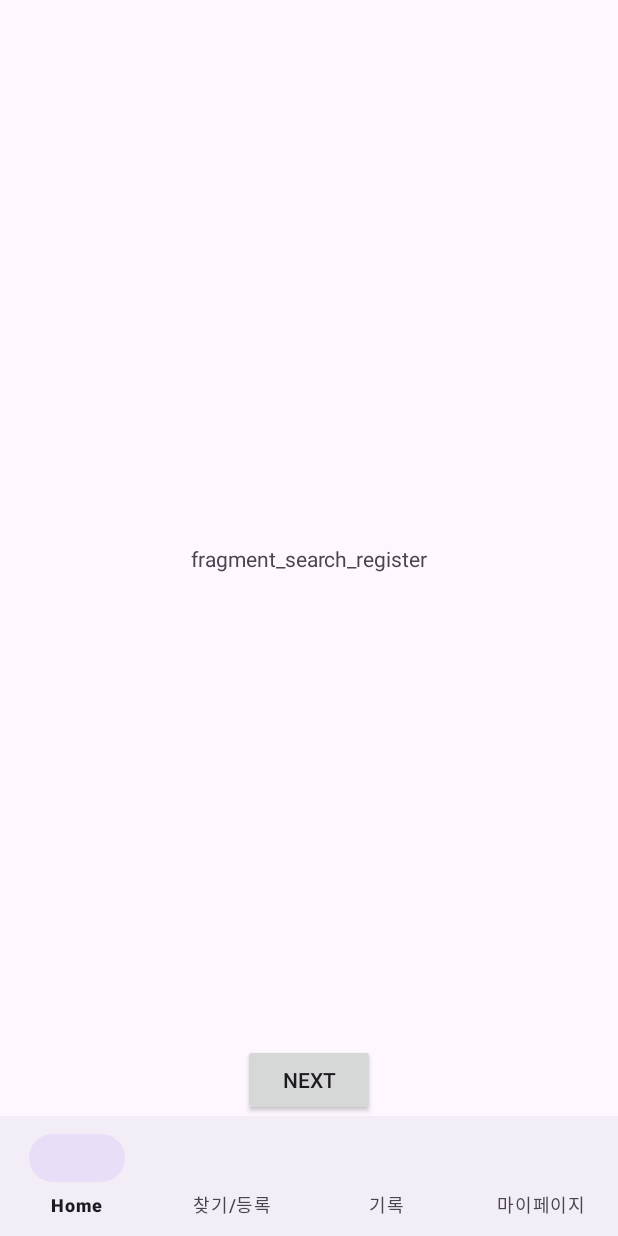
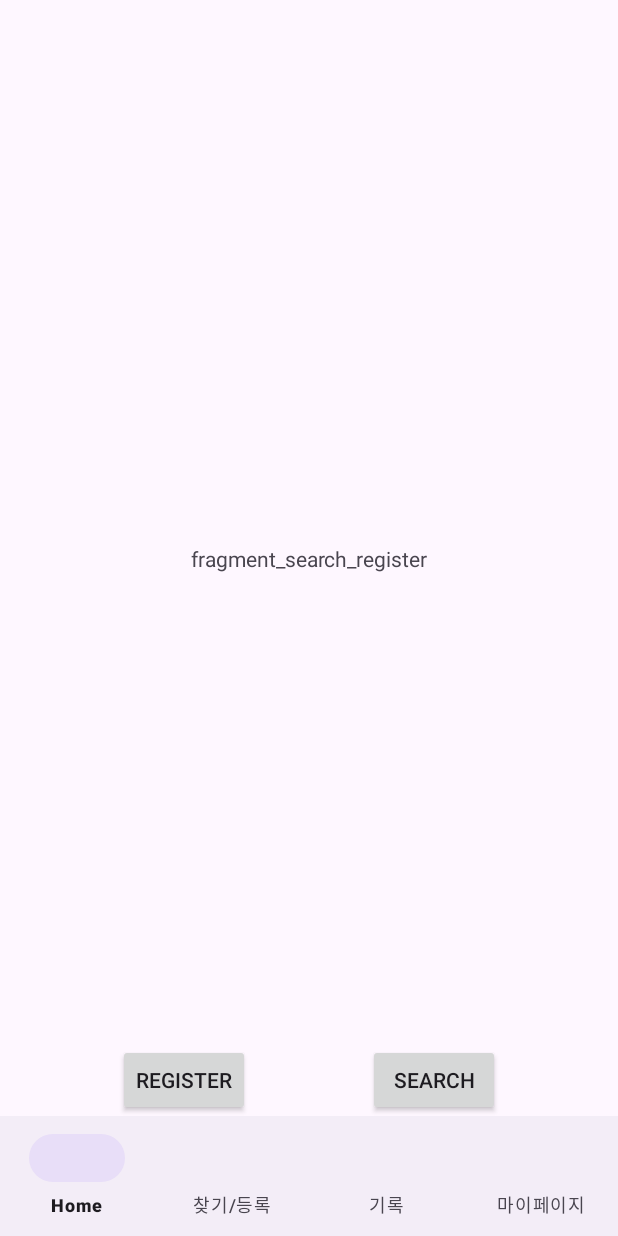
Before and after one commit to Hah-nna/chaeksai, an Android app: the MapSearchRegisterFragment screen opened through its navigation route, on a phone screen of 412 x 824 dp. Run offline under Robolectric (Android 15) with nearby library versions, the phone set to English and light mode, and no system bars; our stand-ins replace navigation-ui.

Commit message:
edit : 찾기/등록 프래그먼트
- 등록버튼의 아이디를 변경합니다
- 찾기 버튼을 등록합니다

@Hah_nna

```diff
--- a/app/src/main/res/layout/fragment_search_register.xml
+++ b/app/src/main/res/layout/fragment_search_register.xml
@@ -2,7 +2,10 @@
 <androidx.constraintlayout.widget.ConstraintLayout xmlns:android="http://schemas.android.com/apk/res/android"
     xmlns:app="http://schemas.android.com/apk/res-auto"
     android:layout_width="match_parent"
-    android:layout_height="match_parent">
+    android:layout_height="match_parent"
+    xmlns:tools="http://schemas.android.com/tools"
+    tools:context=".ui.MapSearchRegisterFragment"
+    >
 
 
     <androidx.appcompat.widget.AppCompatTextView
@@ -16,11 +19,22 @@
         app:layout_constraintTop_toTopOf="parent" />
 
     <androidx.appcompat.widget.AppCompatButton
-        android:id="@+id/find_register_to_next_btn"
+        android:id="@+id/register_btn"
         android:layout_width="wrap_content"
         android:layout_height="wrap_content"
-        android:text="next"
+        android:text="register"
+        app:layout_constraintBottom_toBottomOf="parent"
+        app:layout_constraintEnd_toStartOf="@+id/search_btn"
+        app:layout_constraintStart_toStartOf="parent"
+        />
+
+    <androidx.appcompat.widget.AppCompatButton
+        android:id="@+id/search_btn"
+        android:layout_width="wrap_content"
+        android:layout_height="wrap_content"
+        android:text="search"
         app:layout_constraintBottom_toBottomOf="parent"
         app:layout_constraintEnd_toEndOf="parent"
-        app:layout_constraintStart_toStartOf="parent" />
+        app:layout_constraintStart_toEndOf="@+id/register_btn"
+        />
 </androidx.constraintlayout.widget.ConstraintLayout>
```
